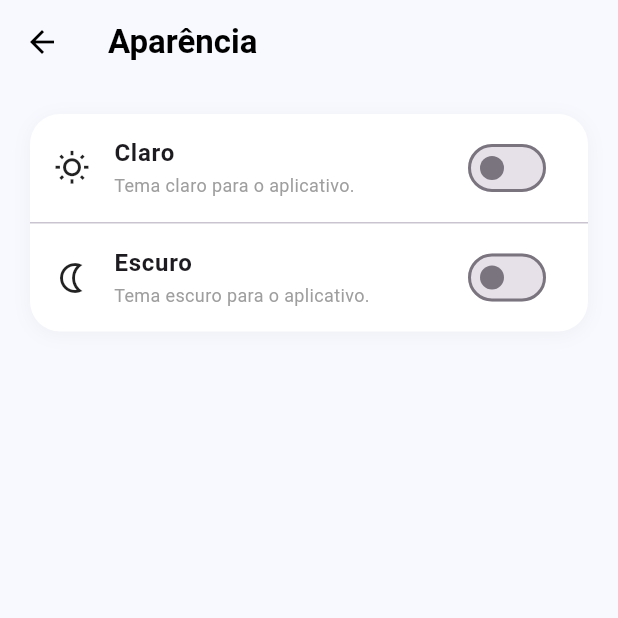
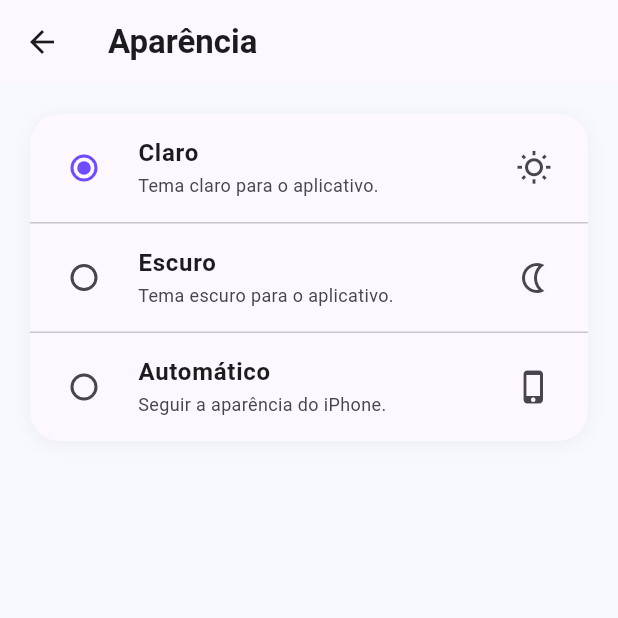
Before and after one commit to MariIzar/Studycards-app, a Flutter app: the AppearanceScreen screen opened by its route, after a tap on "Claro", on a phone screen of 412 x 824 dp, the top half of it. Run offline on Flutter 3.47's test engine with Material 3 defaults, Android fonts, the phone set to English and light mode, and no system bars; our stand-ins replace shared_preferences, sqflite; accounts and stored records are empty.

Commit message:
feat: adiciona temas claro e escuro

```diff
--- a/lib/appearance_screen.dart
+++ b/lib/appearance_screen.dart
@@ -1,103 +1,113 @@
 import 'package:flutter/material.dart';
 
-class AppearanceScreen extends StatefulWidget {
+import 'theme_controller.dart';
+
+class AppearanceScreen extends StatelessWidget {
   const AppearanceScreen({super.key});
-
-  @override
-  State<AppearanceScreen> createState() => _AppearanceScreenState();
-}
-
-class _AppearanceScreenState extends State<AppearanceScreen> {
-  bool isLightMode = true;
-  bool isDarkMode = false;
 
   @override
   Widget build(BuildContext context) {
     const primaryPurple = Color(0xFF6C4DFF);
 
+    return ValueListenableBuilder<ThemeMode>(
+      valueListenable: ThemeController.themeMode,
+      builder: (context, temaAtual, child) {
+        final cores = Theme.of(context).colorScheme;
+
         return Scaffold(
-      backgroundColor: const Color(0xFFF8F9FE),
           appBar: AppBar(
-        backgroundColor: Colors.transparent,
-        elevation: 0,
-        leading: IconButton(
-          icon: const Icon(Icons.arrow_back, color: Colors.black),
-          onPressed: () => Navigator.pop(context),
-        ),
             title: const Text(
               'Aparência',
-          style: TextStyle(color: Colors.black, fontWeight: FontWeight.bold),
+              style: TextStyle(fontWeight: FontWeight.bold),
             ),
+            elevation: 0,
           ),
           body: Padding(
-        padding: const EdgeInsets.all(20.0),
-        child: Column(
-          children: [
-            Container(
+            padding: const EdgeInsets.all(20),
+            child: Container(
               decoration: BoxDecoration(
-                color: Colors.white,
+                color: cores.surface,
                 borderRadius: BorderRadius.circular(20),
                 boxShadow: [
                   BoxShadow(
-                    color: Colors.black.withOpacity(0.04),
+                    color: cores.shadow.withValues(alpha: 0.05),
                     blurRadius: 10,
                     offset: const Offset(0, 2),
                   ),
                 ],
               ),
               child: Column(
+                mainAxisSize: MainAxisSize.min,
                 children: [
-                  SwitchListTile(
-                    secondary: const Icon(
-                      Icons.wb_sunny_outlined,
-                      color: Colors.black87,
-                    ),
+                  RadioListTile<ThemeMode>(
+                    secondary: const Icon(Icons.wb_sunny_outlined),
                     title: const Text(
                       'Claro',
                       style: TextStyle(fontWeight: FontWeight.bold),
                     ),
                     subtitle: const Text(
                       'Tema claro para o aplicativo.',
-                      style: TextStyle(fontSize: 12, color: Colors.grey),
+                      style: TextStyle(fontSize: 12),
                     ),
-                    value: isLightMode,
+                    value: ThemeMode.light,
+                    groupValue: temaAtual,
                     activeColor: primaryPurple,
-                    onChanged: (val) {
-                      setState(() {
-                        isLightMode = val;
-                        if (val) isDarkMode = false;
-                      });
+                    onChanged: (valor) {
+                      if (valor != null) {
+                        ThemeController.alterarTema(valor);
+                      }
                     },
                   ),
+
                   const Divider(height: 1),
-                  SwitchListTile(
-                    secondary: const Icon(
-                      Icons.nightlight_outlined,
-                      color: Colors.black87,
-                    ),
+
+                  RadioListTile<ThemeMode>(
+                    secondary: const Icon(Icons.nightlight_outlined),
                     title: const Text(
                       'Escuro',
                       style: TextStyle(fontWeight: FontWeight.bold),
                     ),
                     subtitle: const Text(
                       'Tema escuro para o aplicativo.',
-                      style: TextStyle(fontSize: 12, color: Colors.grey),
+                      style: TextStyle(fontSize: 12),
                     ),
-                    value: isDarkMode,
+                    value: ThemeMode.dark,
+                    groupValue: temaAtual,
                     activeColor: primaryPurple,
-                    onChanged: (val) {
-                      setState(() {
-                        isDarkMode = val;
-                        if (val) isLightMode = false;
-                      });
+                    onChanged: (valor) {
+                      if (valor != null) {
+                        ThemeController.alterarTema(valor);
+                      }
+                    },
+                  ),
+
+                  const Divider(height: 1),
+
+                  RadioListTile<ThemeMode>(
+                    secondary: const Icon(Icons.phone_iphone),
+                    title: const Text(
+                      'Automático',
+                      style: TextStyle(fontWeight: FontWeight.bold),
+                    ),
+                    subtitle: const Text(
+                      'Seguir a aparência do iPhone.',
+                      style: TextStyle(fontSize: 12),
+                    ),
+                    value: ThemeMode.system,
+                    groupValue: temaAtual,
+                    activeColor: primaryPurple,
+                    onChanged: (valor) {
+                      if (valor != null) {
+                        ThemeController.alterarTema(valor);
+                      }
                     },
                   ),
                 ],
               ),
             ),
-          ],
           ),
-      ),
+        );
+      },
     );
   }
 }
--- a/lib/main.dart
+++ b/lib/main.dart
@@ -2,6 +2,7 @@ import 'package:flutter/material.dart';
 
 import 'banco_de_dados/auth_helper.dart';
 import 'requer_login.dart';
+import 'theme_controller.dart';
 
 // Telas principais e de autenticação
 import 'login_screen.dart';
@@ -9,7 +10,7 @@ import 'register_screen.dart';
 import 'home_screen.dart';
 import 'about_app.dart';
 import 'forget_password.dart';
-import 'account_created.dart'; // Nova tela de conta criada
+import 'account_created.dart';
 
 // Telas de Decks e Flashcards
 import 'creat_flashcards.dart';
@@ -22,13 +23,13 @@ import 'edit_flashcard.dart';
 import 'select_deck.dart';
 import 'deck_datails.dart';
 import 'creat_decks.dart';
-import 'review_cards.dart'; // Tela de estudo/revisão dos cards
-import 'review_completed.dart'; // Tela de resumo da revisão
+import 'review_cards.dart';
+import 'review_completed.dart';
 
 // Telas de Perfil e Configurações
 import 'progress_screen.dart';
 import 'profile_screen.dart';
-import 'settings_screen.dart'; // <--- Nova tela de configurações gerais
+import 'settings_screen.dart';
 import 'edit_profile.dart';
 import 'change_passoword.dart';
 import 'private_settings.dart';
@@ -39,8 +40,13 @@ import 'help_support.dart';
 
 Future<void> main() async {
   WidgetsFlutterBinding.ensureInitialized();
-  // Recupera quem estava logado (login local, sem servidor)
+
+  // Recupera a sessão do usuário
   await Sessao.carrega();
+
+  // Recupera o tema escolhido anteriormente
+  await ThemeController.carregarTema();
+
   runApp(const StudyCardsApp());
 }
 
@@ -49,30 +55,55 @@ class StudyCardsApp extends StatelessWidget {
 
   @override
   Widget build(BuildContext context) {
+    return ValueListenableBuilder<ThemeMode>(
+      valueListenable: ThemeController.themeMode,
+      builder: (context, modoAtual, child) {
         return MaterialApp(
           title: 'StudyCards',
           debugShowCheckedModeBanner: false,
+
+          // Tema selecionado pelo usuário
+          themeMode: modoAtual,
+
+          // MODO CLARO
           theme: ThemeData(
-        primarySwatch: Colors.indigo,
+            useMaterial3: true,
+            brightness: Brightness.light,
+            colorScheme: ColorScheme.fromSeed(
+              seedColor: const Color(0xFF6C4DFF),
+              brightness: Brightness.light,
+            ),
             primaryColor: const Color(0xFF6C4DFF),
             scaffoldBackgroundColor: const Color(0xFFF8F9FE),
           ),
-      // ⚠️ Ajuste solicitado pelo professor:
-      // Em vez de iniciar direto no Login ou na Home seca, iniciamos na
-      // tela de boas-vindas/visitante (que permite entrar ou criar conta)[cite: 1].
+
+          // MODO ESCURO
+          darkTheme: ThemeData(
+            useMaterial3: true,
+            brightness: Brightness.dark,
+            colorScheme: ColorScheme.fromSeed(
+              seedColor: const Color(0xFF6C4DFF),
+              brightness: Brightness.dark,
+            ),
+            primaryColor: const Color(0xFF6C4DFF),
+            scaffoldBackgroundColor: const Color(0xFF12121A),
+          ),
+
+          // Tela inicial
           initialRoute: '/home',
+
           routes: {
-        // Rotas de Autenticação e Boas-Vindas
+            // Autenticação
             '/login': (context) => const LoginScreen(),
             '/register': (context) => const RegisterScreen(),
             '/forgot-password': (context) => const ForgotPasswordScreen(),
             '/account-created': (context) => const AccountCreatedScreen(),
 
-        // Rota Principal
+            // Principal
             '/home': (context) => const HomeScreen(),
             '/about': (context) => const AboutScreen(),
 
-        // Rotas de Decks e Flashcards
+            // Decks e Flashcards
             '/decks': (context) => RequerLogin(child: const DecksScreen()),
             '/deck-details': (context) =>
                 RequerLogin(child: const DeckDetailsScreen()),
@@ -81,12 +112,12 @@ class StudyCardsApp extends StatelessWidget {
             '/create-flashcards': (context) =>
                 RequerLogin(child: const CreateFlashcardsScreen()),
 
-        // Rotas de Estudo e Revisão
+            // Estudo e Revisão
             '/study': (context) => RequerLogin(child: const StudyScreen()),
             '/review-completed': (context) =>
                 RequerLogin(child: const ReviewCompletedScreen()),
 
-        // Rotas do fluxo de IA e Câmera
+            // IA e Câmera
             '/camera': (context) => RequerLogin(child: const CameraScreen()),
             '/review-image': (context) =>
                 RequerLogin(child: const ReviewImageScreen()),
@@ -97,11 +128,11 @@ class StudyCardsApp extends StatelessWidget {
             '/select-deck': (context) =>
                 RequerLogin(child: const SelectDeckScreen()),
 
-        // Rotas de Perfil e Sub-menus de Configuração
+            // Perfil e Configurações
             '/profile': (context) => const ProfileScreen(),
-        '/settings': (context) =>
-            const SettingsScreen(), // <--- Nova rota de configurações
-        '/progress': (context) => RequerLogin(child: const ProgressScreen()),
+            '/settings': (context) => const SettingsScreen(),
+            '/progress': (context) =>
+                RequerLogin(child: const ProgressScreen()),
             '/edit-profile': (context) =>
                 RequerLogin(child: const EditProfileScreen()),
             '/change-password': (context) =>
@@ -115,5 +146,7 @@ class StudyCardsApp extends StatelessWidget {
             '/help-support': (context) => const HelpSupportScreen(),
           },
         );
+      },
+    );
   }
 }
--- /dev/null
+++ b/lib/theme_controller.dart
@@ -0,0 +1,38 @@
+import 'package:flutter/material.dart';
+import 'package:shared_preferences/shared_preferences.dart';
+
+class ThemeController {
+  static final ValueNotifier<ThemeMode> themeMode = ValueNotifier<ThemeMode>(
+    ThemeMode.system,
+  );
+
+  static const String _chaveTema = 'studycards_theme';
+
+  // Carrega o tema salvo no dispositivo.
+  static Future<void> carregarTema() async {
+    final prefs = await SharedPreferences.getInstance();
+    final temaSalvo = prefs.getString(_chaveTema);
+
+    switch (temaSalvo) {
+      case 'light':
+        themeMode.value = ThemeMode.light;
+        break;
+
+      case 'dark':
+        themeMode.value = ThemeMode.dark;
+        break;
+
+      default:
+        themeMode.value = ThemeMode.system;
+    }
+  }
+
+  // Altera o tema e salva a escolha.
+  static Future<void> alterarTema(ThemeMode novoTema) async {
+    final prefs = await SharedPreferences.getInstance();
+
+    themeMode.value = novoTema;
+
+    await prefs.setString(_chaveTema, novoTema.name);
+  }
+}
```
Lines whose indentation alone changed are shown as unchanged.
